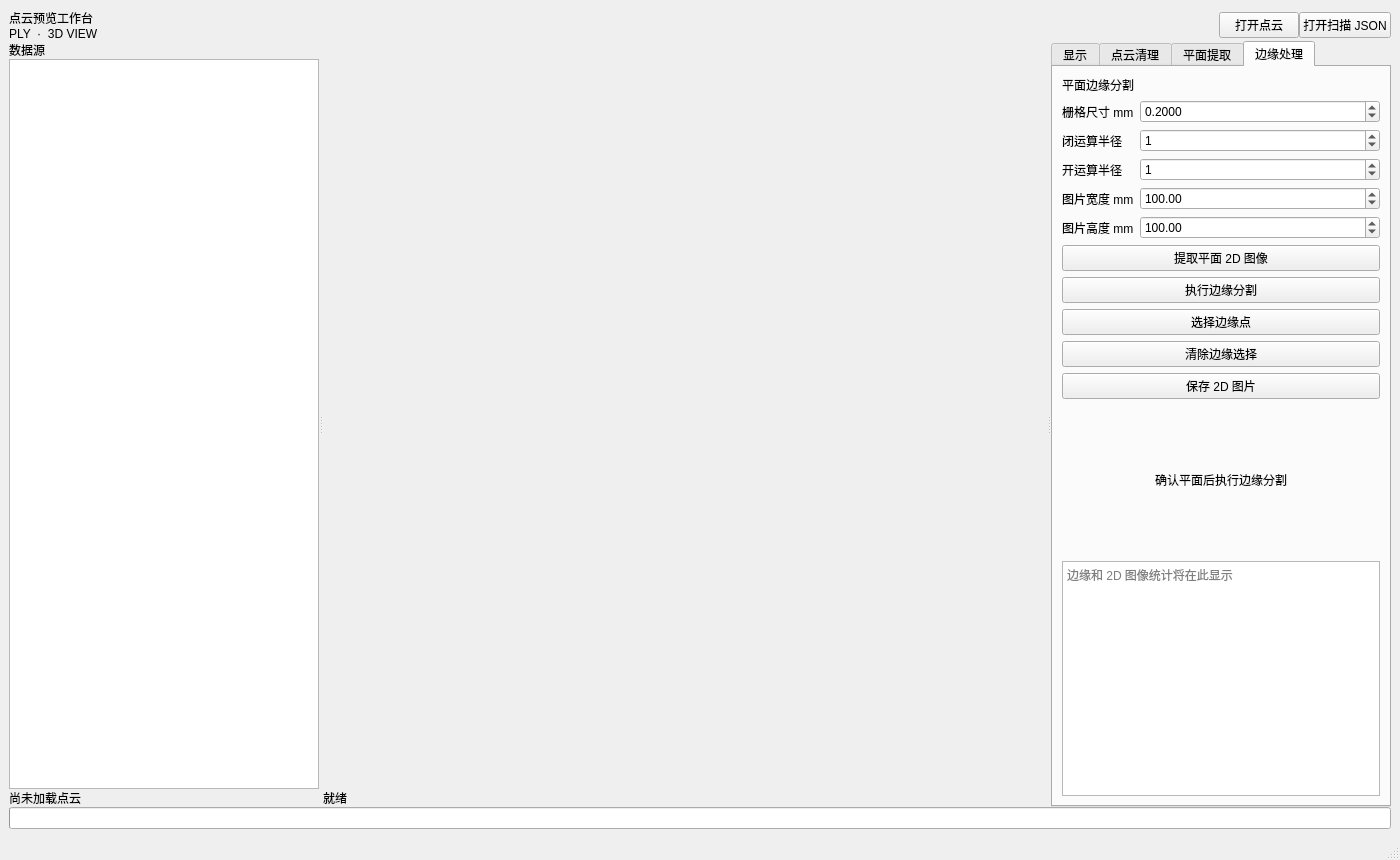
chenzhenjia/pointcloudsuite, file apps/pointcloudview/mainwindow.ui: the form before one commit.
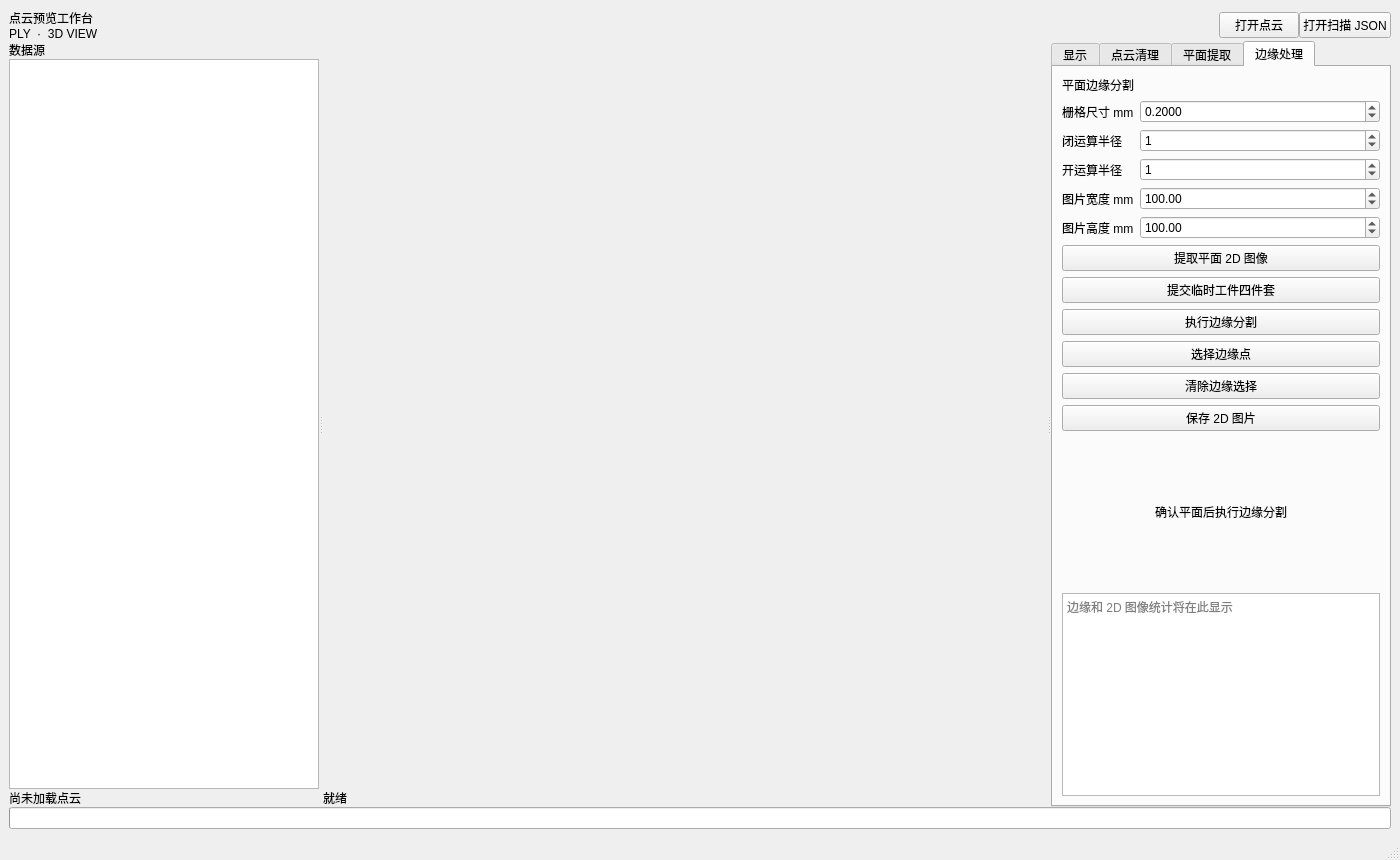
The form after the commit. The open tabs and pages were chosen to show the change.

Commit message: feat: automate json workpiece edge output

The edit to the form file:
```diff
--- a/apps/pointcloudview/mainwindow.ui
+++ b/apps/pointcloudview/mainwindow.ui
@@ -638,6 +638,13 @@
               </property>
              </widget>
             </item>
+            <item>
+             <widget class="QPushButton" name="btn_finalize_temp_workpiece">
+              <property name="text">
+               <string>提交临时工件四件套</string>
+              </property>
+             </widget>
+            </item>
             <item>
              <widget class="QPushButton" name="btn_apply_edge">
               <property name="text">
```
The commit also changes 14 other files.
